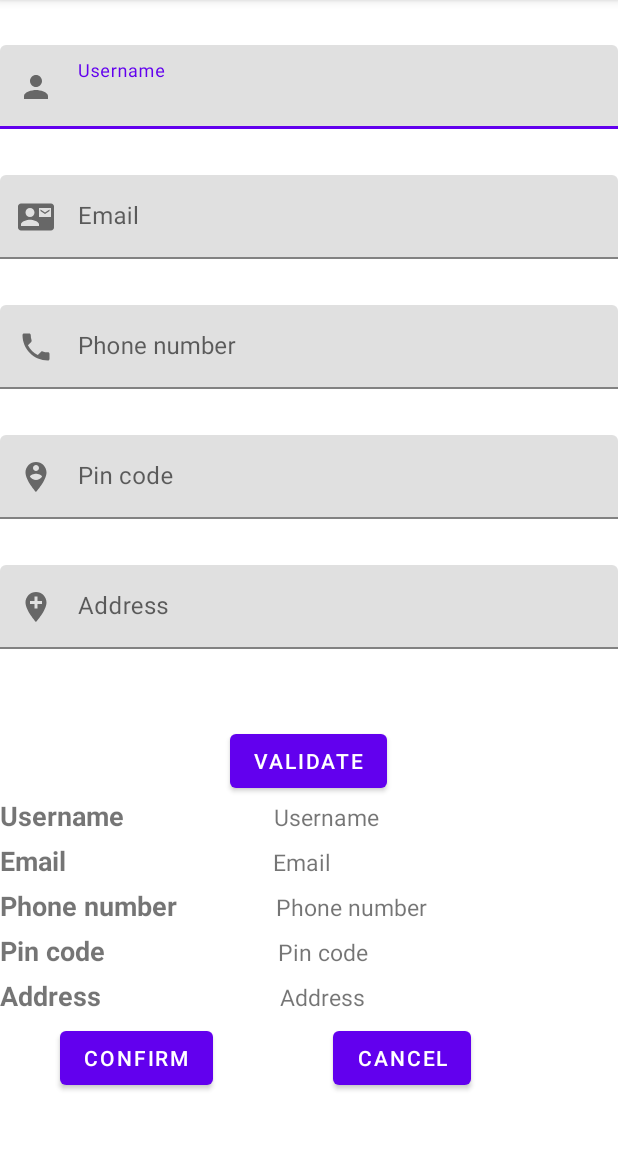
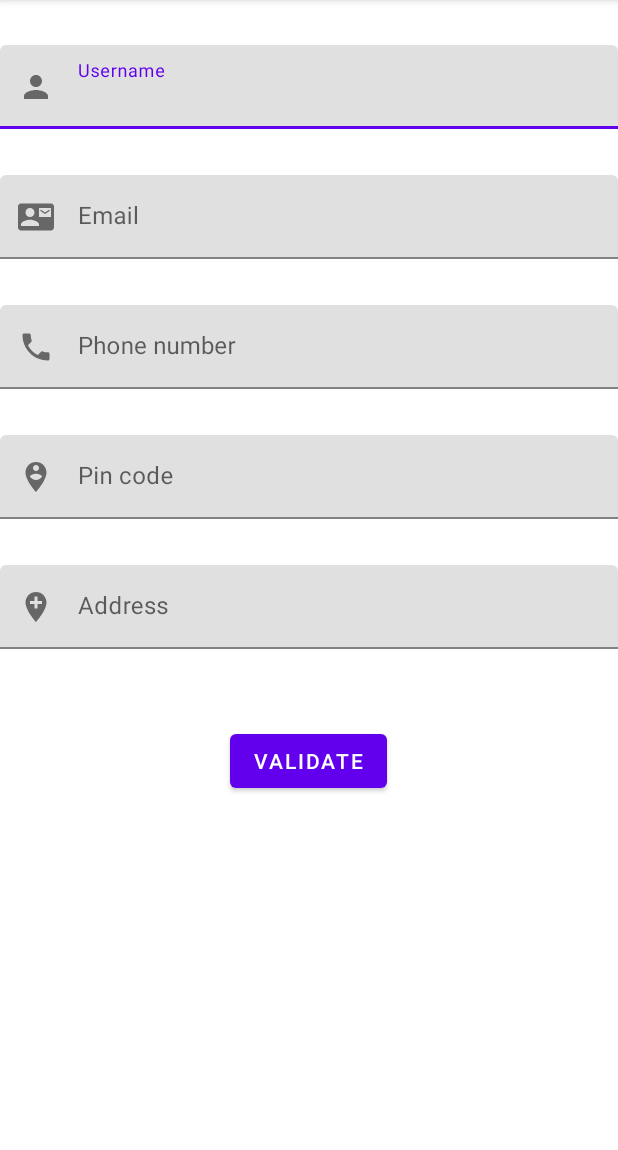
Before and after one commit to yashaswiniyellapu/user-info, an Android app: the screen it shows after launch (HomeActivity), on a phone screen of 412 x 824 dp, the part 84-1234 px from its top. Run offline under Robolectric (Android 15) with nearby library versions, the light colour scheme and no system bars.

Commit message:
Use dimenions in resources

```diff
--- a/app/src/main/res/layout/activity_home.xml
+++ b/app/src/main/res/layout/activity_home.xml
@@ -3,10 +3,6 @@
     xmlns:app="http://schemas.android.com/apk/res-auto"
     android:layout_width="match_parent"
     android:layout_height="match_parent">
-<!--    <LinearLayout-->
-<!--        android:layout_width="wrap_content"-->
-<!--        android:layout_height="wrap_content"-->
-<!--        android:id="@+id/"-->
 
     <LinearLayout
         android:layout_width="match_parent"
@@ -23,7 +19,7 @@
                 android:id="@+id/input_layout_user_name"
                 android:layout_width="match_parent"
                 android:layout_height="wrap_content"
-                android:layout_marginTop="30dp"
+                android:layout_marginTop="@dimen/margin_top"
                 app:startIconDrawable="@drawable/ic_user_name"
                 app:errorEnabled="true">
 
@@ -39,7 +35,7 @@
                 android:id="@+id/input_layout_email"
                 android:layout_width="match_parent"
                 android:layout_height="wrap_content"
-                android:layout_marginTop="10dp"
+                android:layout_marginTop="@dimen/layout_margin_top"
                 app:startIconDrawable="@drawable/ic_baseline_contact_mail_24"
                 app:errorEnabled="true">
 
@@ -55,7 +51,7 @@
                 android:id="@+id/input_layout_ph"
                 android:layout_width="match_parent"
                 android:layout_height="wrap_content"
-                android:layout_marginTop="10dp"
+                android:layout_marginTop="@dimen/layout_margin_top"
                 app:startIconDrawable="@drawable/ic_baseline_phone_24"
                 app:errorEnabled="true">
 
@@ -71,7 +67,7 @@
                 android:id="@+id/input_layout_pin_code"
                 android:layout_width="match_parent"
                 android:layout_height="wrap_content"
-                android:layout_marginTop="10dp"
+                android:layout_marginTop="@dimen/layout_margin_top"
                 app:startIconDrawable="@drawable/ic_baseline_person_pin_circle_24"
                 app:errorEnabled="true">
 
@@ -87,7 +83,7 @@
                 android:id="@+id/input_layout_address"
                 android:layout_width="match_parent"
                 android:layout_height="wrap_content"
-                android:layout_marginTop="10dp"
+                android:layout_marginTop="@dimen/layout_margin_top"
                 app:startIconDrawable="@drawable/ic_baseline_add_location_24"
                 app:errorEnabled="true">
 
@@ -104,7 +100,7 @@
                 android:layout_width="wrap_content"
                 android:layout_height="wrap_content"
                 android:layout_gravity="center"
-                android:layout_marginTop="30dp"
+                android:layout_marginTop="@dimen/margin_top"
                 android:text="@string/validate"/>
         </LinearLayout>
 
@@ -114,7 +110,7 @@
             android:layout_height="wrap_content"
             android:orientation="vertical"
             android:layout_gravity="center_vertical"
-            android:visibility="visible"
+            android:visibility="gone"
             >
 
             <LinearLayout
--- /dev/null
+++ b/app/src/main/res/values/dimensions.xml
@@ -0,0 +1,5 @@
+<?xml version="1.0" encoding="utf-8"?>
+<resources>
+    <dimen name="layout_margin_top">10dp</dimen>
+    <dimen name="margin_top">30dp</dimen>
+</resources>
```
